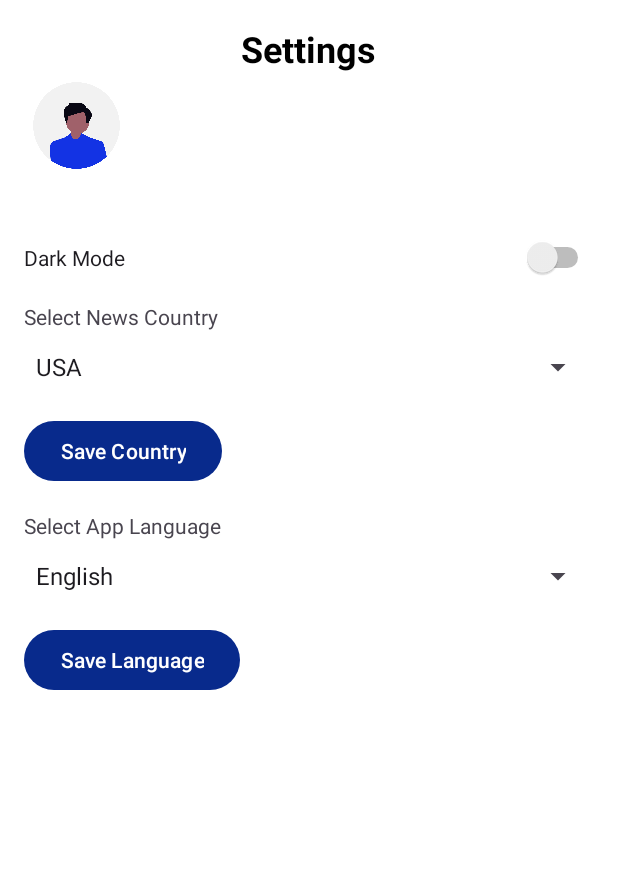
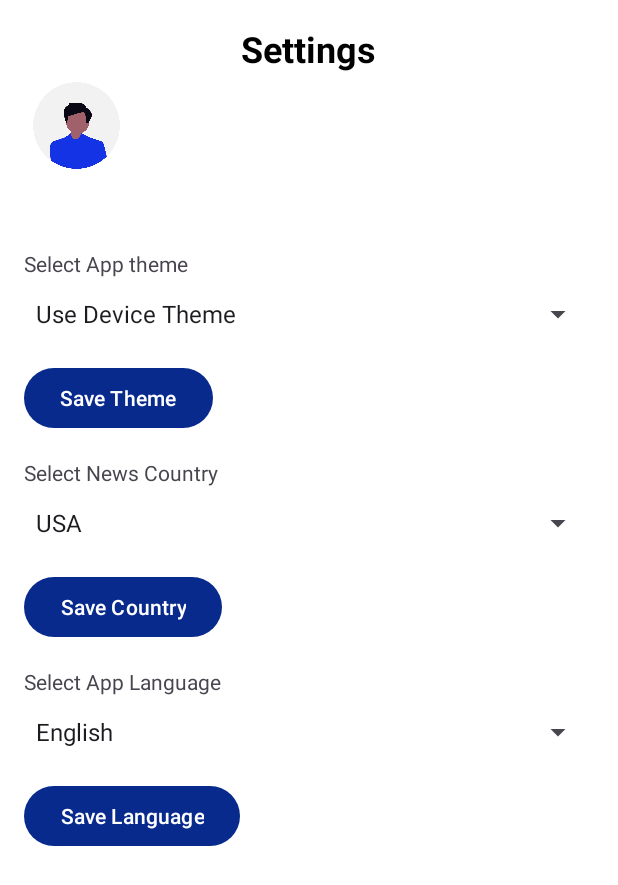
Before and after one commit to Dinabdullah/What-Now, an Android app: the SettingsActivity screen opened directly, with no data from a screen before it, on a phone screen of 412 x 824 dp. Shown: the top 885 px of the screen. Run offline under Robolectric (Android 15) with nearby library versions, the phone set to English and light mode, and no system bars; pictures from the network do not load.

Commit message:
edit SettingsActivity

```diff
--- a/app/src/main/java/com/example/whatnow/SettingsActivity.kt
+++ b/app/src/main/java/com/example/whatnow/SettingsActivity.kt
@@ -31,7 +31,8 @@ class SettingsActivity : AppCompatActivity() {
         if (imageUri != null) {
             binding.profileIcon.setImageURI(Uri.parse(imageUri))
         }
-        setupThemeSwitch()
+
+        setupThemeSelector()
         setupCountrySelector()
         setupLanguageSelector()
         setupProfileSection()
@@ -39,24 +40,37 @@ class SettingsActivity : AppCompatActivity() {
 
     override fun onResume() {
         super.onResume()
-        // Refresh name when returning from ProfileActivity
         val userName = intent.getStringExtra("username")
         val prefs = getSharedPreferences("user_data", Context.MODE_PRIVATE)
         val name = prefs.getString("username", userName)
         binding.tvSettingsUsername.text = name
     }
 
-    private fun setupThemeSwitch() {
-        val isDarkMode = sharedPreferences.getBoolean("dark_mode", false)
-        binding.themeSwitch.isChecked = isDarkMode
+    private fun setupThemeSelector() {
+        val themes = mapOf(
+            "Light Mode" to AppCompatDelegate.MODE_NIGHT_NO,
+            "Dark Mode" to AppCompatDelegate.MODE_NIGHT_YES,
+            "Use Device Theme" to AppCompatDelegate.MODE_NIGHT_FOLLOW_SYSTEM
+        )
 
-        binding.themeSwitch.setOnCheckedChangeListener { _, isChecked ->
-            if (isChecked) {
-                AppCompatDelegate.setDefaultNightMode(AppCompatDelegate.MODE_NIGHT_YES)
-            } else {
-                AppCompatDelegate.setDefaultNightMode(AppCompatDelegate.MODE_NIGHT_NO)
+        val themeList = themes.keys.toList()
+        val adapter = ArrayAdapter(this, android.R.layout.simple_spinner_dropdown_item, themeList)
+        binding.themeSpinner.adapter = adapter
+
+        val savedTheme = sharedPreferences.getInt("app_theme", AppCompatDelegate.MODE_NIGHT_FOLLOW_SYSTEM)
+        val selectedIndex = themeList.indexOfFirst { themes[it] == savedTheme }
+        if (selectedIndex != -1) {
+            binding.themeSpinner.setSelection(selectedIndex)
+        }
+
+        binding.saveThemeButton.setOnClickListener {
+            val selectedTheme = binding.themeSpinner.selectedItem.toString()
+            val selectedThemeMode = themes[selectedTheme] ?: AppCompatDelegate.MODE_NIGHT_FOLLOW_SYSTEM
+
+            if (selectedThemeMode != savedTheme) {
+                sharedPreferences.edit().putInt("app_theme", selectedThemeMode).apply()
+                AppCompatDelegate.setDefaultNightMode(selectedThemeMode)
             }
-            sharedPreferences.edit().putBoolean("dark_mode", isChecked).apply()
         }
     }
 
@@ -66,6 +80,7 @@ class SettingsActivity : AppCompatActivity() {
         val adapter = ArrayAdapter(this, android.R.layout.simple_spinner_dropdown_item, countryList)
         binding.countrySpinner.adapter = adapter
 
+        // Retrieve saved country setting
         val savedCountry = sharedPreferences.getString("news_country", "us") ?: "us"
         val selectedIndex = countryList.indexOfFirst { countries[it] == savedCountry }
         if (selectedIndex != -1) {
@@ -74,14 +89,20 @@ class SettingsActivity : AppCompatActivity() {
 
         binding.saveCountryButton.setOnClickListener {
             val selectedCountry = binding.countrySpinner.selectedItem.toString()
-            sharedPreferences.edit().putString("news_country", countries[selectedCountry]).apply()
+            val selectedCountryCode = countries[selectedCountry] ?: "us"
 
-            val intent = Intent(this, MainActivity::class.java)
-            intent.flags = Intent.FLAG_ACTIVITY_NEW_TASK or Intent.FLAG_ACTIVITY_CLEAR_TASK
-            startActivity(intent)
-            finish()
+            if (selectedCountryCode != savedCountry) {
+                sharedPreferences.edit().putString("news_country", selectedCountryCode).apply()
+
+                // ✅ Restart the activity to apply changes properly
+                val intent = Intent(this, MainActivity::class.java)
+                intent.flags = Intent.FLAG_ACTIVITY_NEW_TASK or Intent.FLAG_ACTIVITY_CLEAR_TASK
+                startActivity(intent)
+                finish()
+            }
         }
     }
+
 
     private fun setupLanguageSelector() {
         val languages = mapOf("English" to "en", "العربية" to "ar")
@@ -89,7 +110,7 @@ class SettingsActivity : AppCompatActivity() {
         val adapter = ArrayAdapter(this, android.R.layout.simple_spinner_dropdown_item, languageList)
         binding.languageSpinner.adapter = adapter
 
-        val savedLanguage = sharedPreferences.getString("app_language", "en")
+        val savedLanguage = sharedPreferences.getString("app_language", "en") ?: "en"
         val selectedIndex = languageList.indexOfFirst { languages[it] == savedLanguage }
         if (selectedIndex != -1) {
             binding.languageSpinner.setSelection(selectedIndex)
@@ -97,7 +118,12 @@ class SettingsActivity : AppCompatActivity() {
 
         binding.saveLanguageButton.setOnClickListener {
             val selectedLanguage = binding.languageSpinner.selectedItem.toString()
-            setLocale(languages[selectedLanguage]!!)
+            val selectedLanguageCode = languages[selectedLanguage] ?: "en"
+
+            if (selectedLanguageCode != savedLanguage) {
+                sharedPreferences.edit().putString("app_language", selectedLanguageCode).apply()
+                setLocale(selectedLanguageCode)
+            }
         }
     }
 
@@ -119,6 +145,14 @@ class SettingsActivity : AppCompatActivity() {
         baseContext.resources.updateConfiguration(config, baseContext.resources.displayMetrics)
 
         sharedPreferences.edit().putString("app_language", languageCode).apply()
-        recreate()
+
+
+        val savedTheme = sharedPreferences.getInt("app_theme", AppCompatDelegate.MODE_NIGHT_FOLLOW_SYSTEM)
+        AppCompatDelegate.setDefaultNightMode(savedTheme)
+
+        val intent = Intent(this, MainActivity::class.java)
+        intent.flags = Intent.FLAG_ACTIVITY_NEW_TASK or Intent.FLAG_ACTIVITY_CLEAR_TASK
+        startActivity(intent)
+        finish()
     }
 }
--- a/app/src/main/res/layout/activity_settings.xml
+++ b/app/src/main/res/layout/activity_settings.xml
@@ -3,6 +3,7 @@
     android:layout_width="match_parent"
     android:layout_height="match_parent"
     android:padding="16dp"
+    style="@style/BGstyle"
     android:orientation="vertical">
 
     <TextView
@@ -33,13 +34,24 @@
         android:textStyle="bold"/>
 
 
-    <Switch
-        android:id="@+id/themeSwitch"
+    <TextView
+        android:layout_width="wrap_content"
+        android:layout_height="wrap_content"
+        android:text="@string/select_app_theme"
+        android:layout_marginTop="16dp"/>
+
+    <Spinner
+        android:id="@+id/themeSpinner"
         android:layout_width="match_parent"
+        android:layout_height="wrap_content"/>
+
+    <Button
+        android:textColor="@color/white"
+        android:id="@+id/saveThemeButton"
+        android:layout_width="wrap_content"
         android:layout_height="wrap_content"
-        android:layout_marginTop="8dp"
-        android:text="@string/dark_mode" />
-
+        android:text="@string/save_theme"
+        android:layout_marginTop="8dp"/>
     <TextView
         android:layout_width="wrap_content"
         android:layout_height="wrap_content"
--- a/app/src/main/res/values-night/styles.xml
+++ b/app/src/main/res/values-night/styles.xml
@@ -6,6 +6,11 @@
         <item name="android:textSize">18sp</item>
     </style>
 
+    <style name="BGstyle">
+        <item name="background">@drawable/dark_blue_background2</item>
+    </style>
+
+
     <style name="SettingsStyle">
         <item name="android:textColor">@color/white</item>
         <item name="android:textSize">18sp</item>
--- /dev/null
+++ b/app/src/main/res/values-night/themes.xml
@@ -0,0 +1,13 @@
+<resources xmlns:tools="http://schemas.android.com/tools">
+    <style name="Theme.Splash" parent="Theme.Material3.DayNight.NoActionBar">
+        <item name="android:windowBackground">@drawable/splash_screen_background</item>
+
+    </style>
+
+    <!-- Main App Theme -->
+    <style name="Theme.WhatNow" parent="Theme.Material3.DayNight.NoActionBar">
+        <item name="colorPrimary">@color/blue</item>
+        <item name="colorPrimaryVariant">@color/light_blue</item>
+        <item name="android:windowBackground">@color/black</item>
+    </style>
+</resources>
--- a/app/src/main/res/values/strings.xml
+++ b/app/src/main/res/values/strings.xml
@@ -11,5 +11,7 @@
     <string name="save_country">Save Country</string>
     <string name="select_app_language">Select App Language</string>
     <string name="save_language">Save Language</string>
+    <string name="save_theme">Save Theme</string>
+    <string name="select_app_theme">Select App theme</string>
 
 </resources>
--- a/app/src/main/res/values/styles.xml
+++ b/app/src/main/res/values/styles.xml
@@ -7,7 +7,12 @@
         <item name="android:textSize">18sp</item>
     </style>
 
+    <style name="BGstyle">
+        <item name="background">@drawable/bg</item>
+    </style>
+
     <style name="SettingsStyle">
+        <item name="fontFamily">@font/poppins_bold</item>
         <item name="android:textSize">18sp</item>
     </style>
 </resources>
```
Also changed, not shown: 1 other file.
